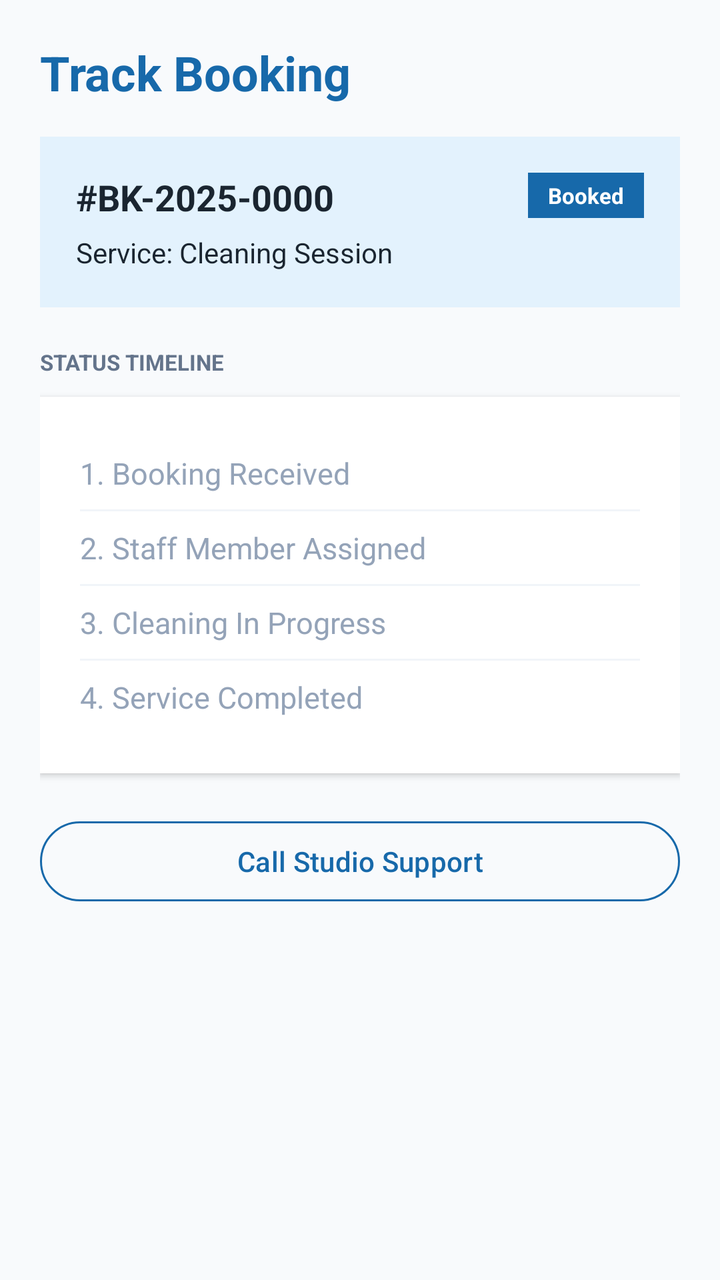
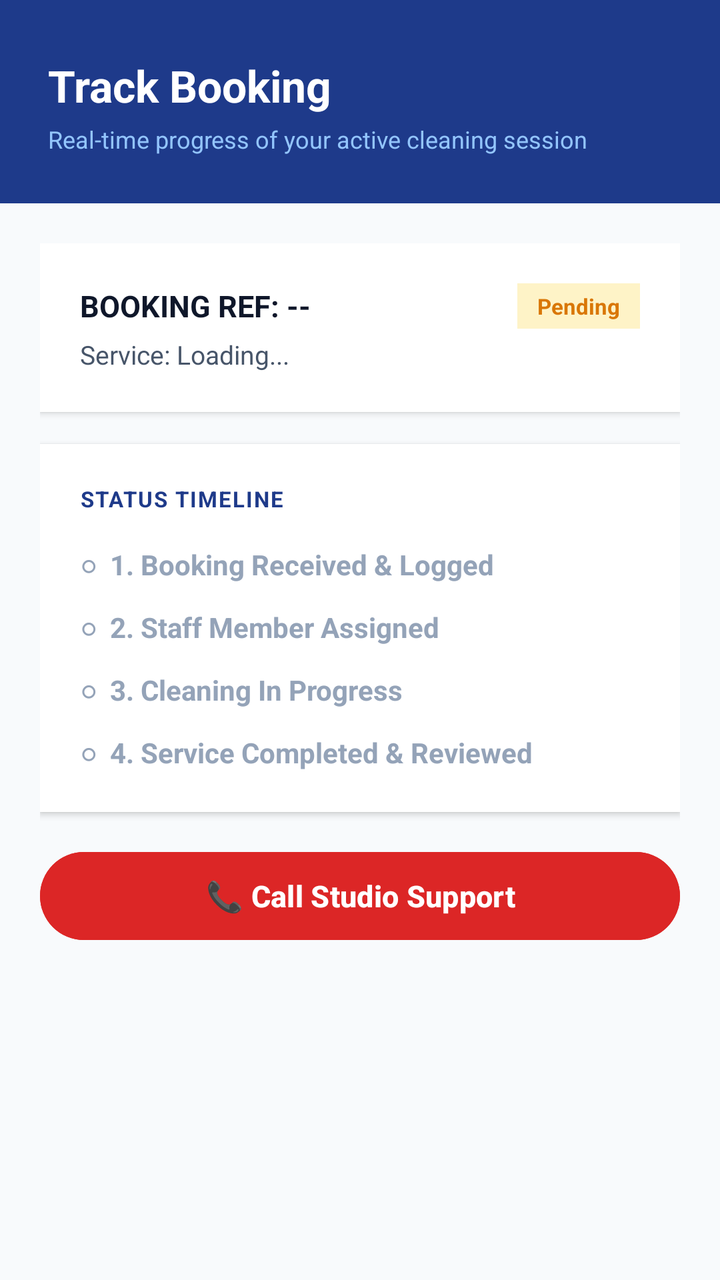

Two renders of the same Android screen: before a commit and after it. Below are the layout's source before the change and the commit's diff.
<!-- AndroidManifest.xml: application theme Theme.Masandaza -->
<!-- res/layout/activity_track_booking.xml -->
<?xml version="1.0" encoding="utf-8"?>
<ScrollView xmlns:android="http://schemas.android.com/apk/res/android"
    xmlns:app="http://schemas.android.com/apk/res-auto"
    android:layout_width="match_parent"
    android:layout_height="match_parent"
    android:background="@color/brand_bg"
    android:fillViewport="true">

    <LinearLayout
        android:layout_width="match_parent"
        android:layout_height="wrap_content"
        android:orientation="vertical"
        android:padding="20dp">

        <TextView
            android:layout_width="wrap_content"
            android:layout_height="wrap_content"
            android:text="Track Booking"
            android:textColor="@color/brand_royal_blue"
            android:textSize="24sp"
            android:textStyle="bold" />

        
        <LinearLayout
            android:layout_width="match_parent"
            android:layout_height="wrap_content"
            android:orientation="vertical"
            android:background="@color/brand_light_blue"
            android:padding="18dp"
            android:layout_marginTop="16dp"
            android:layout_marginBottom="20dp">

            <RelativeLayout
                android:layout_width="match_parent"
                android:layout_height="wrap_content">

                <TextView
                    android:id="@+id/tvTrackBookingRef"
                    android:layout_width="wrap_content"
                    android:layout_height="wrap_content"
                    android:text="#BK-2025-0000"
                    android:textColor="@color/brand_dark_slate"
                    android:textSize="18sp"
                    android:textStyle="bold" />

                <TextView
                    android:id="@+id/tvTrackStatusBadge"
                    android:layout_width="wrap_content"
                    android:layout_height="wrap_content"
                    android:layout_alignParentEnd="true"
                    android:text="Booked"
                    android:textColor="@color/white"
                    android:background="@color/brand_royal_blue"
                    android:paddingHorizontal="10dp"
                    android:paddingVertical="4dp"
                    android:textSize="11sp"
                    android:textStyle="bold" />
            </RelativeLayout>

            <TextView
                android:id="@+id/tvTrackServiceDetails"
                android:layout_width="wrap_content"
                android:layout_height="wrap_content"
                android:text="Service: Cleaning Session"
                android:textColor="@color/brand_dark_slate"
                android:textSize="14sp"
                android:layout_marginTop="6dp" />
        </LinearLayout>

        
        <TextView
            android:layout_width="wrap_content"
            android:layout_height="wrap_content"
            android:text="STATUS TIMELINE"
            android:textSize="11sp"
            android:textColor="#64748B"
            android:textStyle="bold"
            android:layout_marginBottom="10dp"/>

        <LinearLayout
            android:layout_width="match_parent"
            android:layout_height="wrap_content"
            android:orientation="vertical"
            android:background="@color/white"
            android:padding="20dp"
            android:elevation="2dp"
            android:layout_marginBottom="20dp">

            <TextView
                android:id="@+id/step1"
                android:layout_width="wrap_content"
                android:layout_height="wrap_content"
                android:text="1. Booking Received"
                android:textSize="15sp"
                android:textColor="#94A3B8"
                android:paddingVertical="8dp"/>

            <View android:layout_width="match_parent" android:layout_height="1dp" android:background="#F1F5F9" />

            <TextView
                android:id="@+id/step2"
                android:layout_width="wrap_content"
                android:layout_height="wrap_content"
                android:text="2. Staff Member Assigned"
                android:textSize="15sp"
                android:textColor="#94A3B8"
                android:paddingVertical="8dp"/>

            <View android:layout_width="match_parent" android:layout_height="1dp" android:background="#F1F5F9" />

            <TextView
                android:id="@+id/step3"
                android:layout_width="wrap_content"
                android:layout_height="wrap_content"
                android:text="3. Cleaning In Progress"
                android:textSize="15sp"
                android:textColor="#94A3B8"
                android:paddingVertical="8dp"/>

            <View android:layout_width="match_parent" android:layout_height="1dp" android:background="#F1F5F9" />

            <TextView
                android:id="@+id/step4"
                android:layout_width="wrap_content"
                android:layout_height="wrap_content"
                android:text="4. Service Completed"
                android:textSize="15sp"
                android:textColor="#94A3B8"
                android:paddingVertical="8dp"/>
        </LinearLayout>

        <com.google.android.material.button.MaterialButton
            android:id="@+id/btnCallStaff"
            android:layout_width="match_parent"
            android:layout_height="wrap_content"
            android:text="Call Studio Support"
            android:textColor="@color/brand_royal_blue"
            style="?attr/materialButtonOutlinedStyle"
            app:strokeColor="@color/brand_royal_blue"/>

    </LinearLayout>
</ScrollView>
<!-- resources referenced by this layout -->
<resources>
  <color name="brand_bg">#F8FAFC</color>
  <color name="brand_dark_slate">#1A2530</color>
  <color name="brand_light_blue">#E3F2FD</color>
  <color name="brand_royal_blue">#1769AA</color>
  <color name="white">#FFFFFF</color>
  <style name="Theme.Masandaza" parent="Base.Theme.Masandaza" />
  <style name="Base.Theme.Masandaza" parent="Theme.Material3.DayNight.NoActionBar">
          
          
      </style>
</resources>

<!-- the commit's change to res/layout/activity_track_booking.xml (unified diff, before → after) -->
@@ -1,142 +1,173 @@
 <?xml version="1.0" encoding="utf-8"?>
 <ScrollView xmlns:android="http://schemas.android.com/apk/res/android"
-    xmlns:app="http://schemas.android.com/apk/res-auto"
     android:layout_width="match_parent"
     android:layout_height="match_parent"
-    android:background="@color/brand_bg"
+    android:background="#F8FAFC"
     android:fillViewport="true">
 
     <LinearLayout
         android:layout_width="match_parent"
         android:layout_height="wrap_content"
         android:orientation="vertical"
-        android:padding="20dp">
-
-        <TextView
-            android:layout_width="wrap_content"
-            android:layout_height="wrap_content"
-            android:text="Track Booking"
-            android:textColor="@color/brand_royal_blue"
-            android:textSize="24sp"
-            android:textStyle="bold" />
+        android:paddingBottom="40dp">
 
         
         <LinearLayout
             android:layout_width="match_parent"
             android:layout_height="wrap_content"
             android:orientation="vertical"
-            android:background="@color/brand_light_blue"
-            android:padding="18dp"
-            android:layout_marginTop="16dp"
-            android:layout_marginBottom="20dp">
-
-            <RelativeLayout
-                android:layout_width="match_parent"
-                android:layout_height="wrap_content">
-
-                <TextView
-                    android:id="@+id/tvTrackBookingRef"
-                    android:layout_width="wrap_content"
-                    android:layout_height="wrap_content"
-                    android:text="#BK-2025-0000"
-                    android:textColor="@color/brand_dark_slate"
-                    android:textSize="18sp"
-                    android:textStyle="bold" />
-
-                <TextView
-                    android:id="@+id/tvTrackStatusBadge"
-                    android:layout_width="wrap_content"
-                    android:layout_height="wrap_content"
-                    android:layout_alignParentEnd="true"
-                    android:text="Booked"
-                    android:textColor="@color/white"
-                    android:background="@color/brand_royal_blue"
-                    android:paddingHorizontal="10dp"
-                    android:paddingVertical="4dp"
-                    android:textSize="11sp"
-                    android:textStyle="bold" />
-            </RelativeLayout>
+            android:background="#1E3A8A"
+            android:paddingHorizontal="24dp"
+            android:paddingTop="28dp"
+            android:paddingBottom="24dp">
 
             <TextView
-                android:id="@+id/tvTrackServiceDetails"
                 android:layout_width="wrap_content"
                 android:layout_height="wrap_content"
-                android:text="Service: Cleaning Session"
-                android:textColor="@color/brand_dark_slate"
-                android:textSize="14sp"
-                android:layout_marginTop="6dp" />
+                android:text="Track Booking"
+                android:textColor="#FFFFFF"
+                android:textSize="22sp"
+                android:textStyle="bold" />
+
+            <TextView
+                android:layout_width="wrap_content"
+                android:layout_height="wrap_content"
+                android:text="Real-time progress of your active cleaning session"
+                android:textColor="#93C5FD"
+                android:textSize="12sp"
+                android:layout_marginTop="4dp" />
         </LinearLayout>
-
-        
-        <TextView
-            android:layout_width="wrap_content"
-            android:layout_height="wrap_content"
-            android:text="STATUS TIMELINE"
-            android:textSize="11sp"
-            android:textColor="#64748B"
-            android:textStyle="bold"
-            android:layout_marginBottom="10dp"/>
 
         <LinearLayout
             android:layout_width="match_parent"
             android:layout_height="wrap_content"
             android:orientation="vertical"
-            android:background="@color/white"
-            android:padding="20dp"
-            android:elevation="2dp"
-            android:layout_marginBottom="20dp">
+            android:padding="20dp">
 
-            <TextView
-                android:id="@+id/step1"
-                android:layout_width="wrap_content"
+            
+            <LinearLayout
+                android:layout_width="match_parent"
                 android:layout_height="wrap_content"
-                android:text="1. Booking Received"
+                android:orientation="vertical"
+                android:background="#FFFFFF"
+                android:padding="20dp"
+                android:layout_marginBottom="16dp"
+                android:elevation="2dp">
+
+                <LinearLayout
+                    android:layout_width="match_parent"
+                    android:layout_height="wrap_content"
+                    android:orientation="horizontal"
+                    android:gravity="center_vertical"
+                    android:layout_marginBottom="4dp">
+
+                    <TextView
+                        android:id="@+id/tvTrackBookingRef"
+                        android:layout_width="0dp"
+                        android:layout_height="wrap_content"
+                        android:layout_weight="1"
+                        android:text="BOOKING REF: --"
+                        android:textSize="15sp"
+                        android:textStyle="bold"
+                        android:textColor="#0F172A" />
+
+                    <TextView
+                        android:id="@+id/tvTrackCurrentStatusBadge"
+                        android:layout_width="wrap_content"
+                        android:layout_height="wrap_content"
+                        android:text="Pending"
+                        android:textSize="11sp"
+                        android:textStyle="bold"
+                        android:textColor="#D97706"
+                        android:background="#FEF3C7"
+                        android:paddingHorizontal="10dp"
+                        android:paddingVertical="4dp" />
+                </LinearLayout>
+
+                <TextView
+                    android:id="@+id/tvTrackServiceTitle"
+                    android:layout_width="wrap_content"
+                    android:layout_height="wrap_content"
+                    android:text="Service: Loading..."
+                    android:textSize="13sp"
+                    android:textColor="#475569" />
+            </LinearLayout>
+
+            
+            <LinearLayout
+                android:layout_width="match_parent"
+                android:layout_height="wrap_content"
+                android:orientation="vertical"
+                android:background="#FFFFFF"
+                android:padding="20dp"
+                android:layout_marginBottom="16dp"
+                android:elevation="2dp">
+
+                <TextView
+                    android:layout_width="wrap_content"
+                    android:layout_height="wrap_content"
+                    android:text="STATUS TIMELINE"
+                    android:textSize="11sp"
+                    android:textStyle="bold"
+                    android:textColor="#1E3A8A"
+                    android:letterSpacing="0.06"
+                    android:layout_marginBottom="16dp" />
+
+                
+                <TextView
+                    android:id="@+id/tvTimelineStep1"
+                    android:layout_width="match_parent"
+                    android:layout_height="wrap_content"
+                    android:text="○  1. Booking Received &amp; Logged"
+                    android:textSize="14sp"
+                    android:textColor="#94A3B8"
+                    android:textStyle="bold"
+                    android:layout_marginBottom="12dp" />
+
+                
+                <TextView
+                    android:id="@+id/tvTimelineStep2"
+                    android:layout_width="match_parent"
+                    android:layout_height="wrap_content"
+                    android:text="○  2. Staff Member Assigned"
+                    android:textSize="14sp"
+                    android:textColor="#94A3B8"
+                    android:textStyle="bold"
+                    android:layout_marginBottom="12dp" />
+
+                
+                <TextView
+                    android:id="@+id/tvTimelineStep3"
+                    android:layout_width="match_parent"
+                    android:layout_height="wrap_content"
+                    android:text="○  3. Cleaning In Progress"
+                    android:textSize="14sp"
+                    android:textColor="#94A3B8"
+                    android:textStyle="bold"
+                    android:layout_marginBottom="12dp" />
+
+                
+                <TextView
+                    android:id="@+id/tvTimelineStep4"
+                    android:layout_width="match_parent"
+                    android:layout_height="wrap_content"
+                    android:text="○  4. Service Completed &amp; Reviewed"
+                    android:textSize="14sp"
+                    android:textColor="#94A3B8"
+                    android:textStyle="bold" />
+            </LinearLayout>
+
+            
+            <Button
+                android:id="@+id/btnCallStudioSupport"
+                android:layout_width="match_parent"
+                android:layout_height="52dp"
+                android:text="📞 Call Studio Support"
+                android:backgroundTint="#DC2626"
+                android:textColor="#FFFFFF"
                 android:textSize="15sp"
-                android:textColor="#94A3B8"
-                android:paddingVertical="8dp"/>
+                android:textStyle="bold" />
 
-            <View android:layout_width="match_parent" android:layout_height="1dp" android:background="#F1F5F9" />
-
-            <TextView
-                android:id="@+id/step2"
-                android:layout_width="wrap_content"
-                android:layout_height="wrap_content"
-                android:text="2. Staff Member Assigned"
-                android:textSize="15sp"
-                android:textColor="#94A3B8"
-                android:paddingVertical="8dp"/>
-
-            <View android:layout_width="match_parent" android:layout_height="1dp" android:background="#F1F5F9" />
-
-            <TextView
-                android:id="@+id/step3"
-                android:layout_width="wrap_content"
-                android:layout_height="wrap_content"
-                android:text="3. Cleaning In Progress"
-                android:textSize="15sp"
-                android:textColor="#94A3B8"
-                android:paddingVertical="8dp"/>
-
-            <View android:layout_width="match_parent" android:layout_height="1dp" android:background="#F1F5F9" />
-
-            <TextView
-                android:id="@+id/step4"
-                android:layout_width="wrap_content"
-                android:layout_height="wrap_content"
-                android:text="4. Service Completed"
-                android:textSize="15sp"
-                android:textColor="#94A3B8"
-                android:paddingVertical="8dp"/>
         </LinearLayout>
-
-        <com.google.android.material.button.MaterialButton
-            android:id="@+id/btnCallStaff"
-            android:layout_width="match_parent"
-            android:layout_height="wrap_content"
-            android:text="Call Studio Support"
-            android:textColor="@color/brand_royal_blue"
-            style="?attr/materialButtonOutlinedStyle"
-            app:strokeColor="@color/brand_royal_blue"/>
-
     </LinearLayout>
 </ScrollView>
<!-- resource entries referenced after the edit -->
@@ -1,10 +1,5 @@
 <!-- resources referenced by this layout -->
 <resources>
-  <color name="brand_bg">#F8FAFC</color>
-  <color name="brand_dark_slate">#1A2530</color>
-  <color name="brand_light_blue">#E3F2FD</color>
-  <color name="brand_royal_blue">#1769AA</color>
-  <color name="white">#FFFFFF</color>
   <style name="Theme.Masandaza" parent="Base.Theme.Masandaza" />
   <style name="Base.Theme.Masandaza" parent="Theme.Material3.DayNight.NoActionBar">
           
